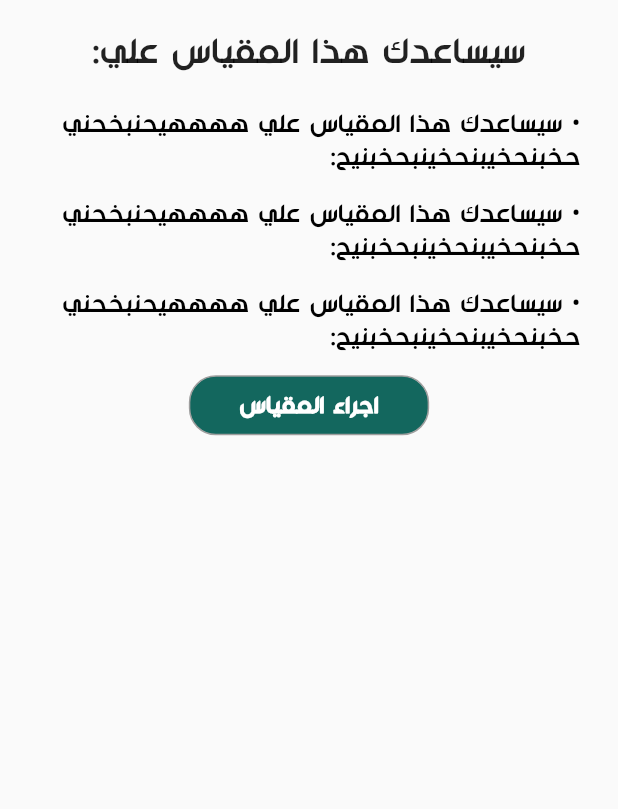
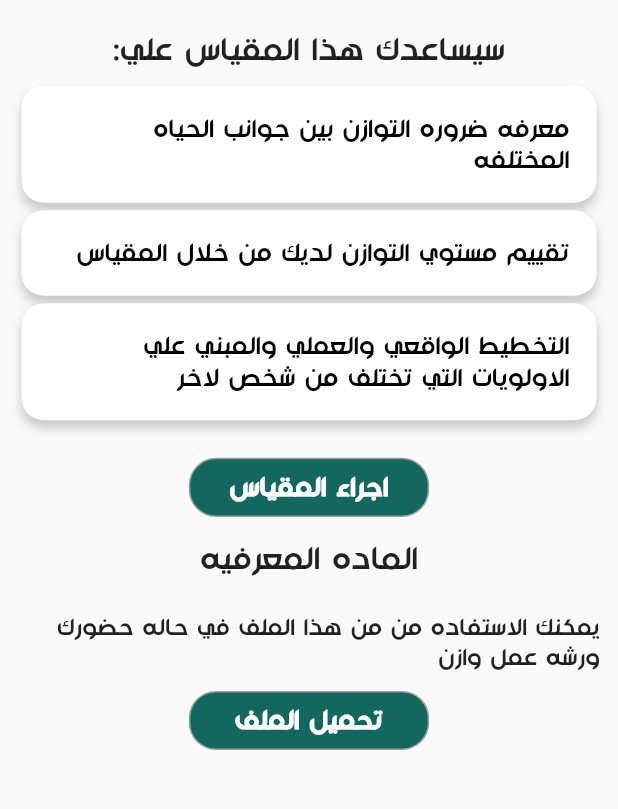
Before and after one commit to AhmedMostafa7474/Mutqen, a Flutter app: the homecard_page screen opened directly with sample values from the repository, on a phone screen of 412 x 824 dp, the part 242-1051 px from its top. Run offline on Flutter 3.47's test engine with Material 2 defaults, Android fonts, the phone set to English and light mode, and no system bars; our stand-ins replace animated_splash_screen, easy_localization, flutter_phoenix, flutter_screenutil, flutter_svg, font_awesome_flutter and 8 more; accounts and stored records are empty.

```diff
--- a/lib/data/model/result.dart
+++ b/lib/data/model/result.dart
@@ -1,6 +1,7 @@
 import 'dart:ui';
 
 import 'package:flutter/cupertino.dart';
+import 'package:mutqen/resources/assets_manager.dart';
 
 class result
 {
@@ -9,6 +10,7 @@ class result
   String subtitle = "يرغب أصحاب هذه الشخصية بفهم واستكشاف الأشياء المحيطة بهم ، ويدفعهم حب العمل والتعلم.";
   double res;
   Color color;
+  String image = "";
   List<resultdesc> resultdescription;
   result(this.title, this.description,this.res,this.color,this.resultdescription);
 }
--- a/lib/presentation/exam/exam2_screen.dart
+++ b/lib/presentation/exam/exam2_screen.dart
@@ -95,6 +95,7 @@ class _exam_page2State extends State<exam_page2> {
                                     itemBuilder: (BuildContext context, int index) {
                                       return InkWell(
                                         onTap: () {
+                                          Navigator.popUntil(context, (route) => route.isFirst);
                                           if(widget.examm.title == exams[1].title)
                                             PersistentNavBarNavigator.pushNewScreen(context, screen: result_page2());
                                           else
--- a/lib/presentation/exam/exam_screen.dart
+++ b/lib/presentation/exam/exam_screen.dart
@@ -124,8 +124,10 @@ class _exam_pageState extends State<exam_page> {
                                   itemBuilder: (BuildContext context, int index) {
                                     return InkWell(
                                       onTap: () {
-                                        if(widget.examm.title == exams[3].title)
+                                        if(widget.examm.title == exams[3].title) {
+                                          Navigator.popUntil(context, (route) => route.isFirst);
                                           PersistentNavBarNavigator.pushNewScreen(context, screen: preresult_page());
+                                        }
                                       //  PersistentNavBarNavigator.pushNewScreen(context, screen: result_page());
                                         setState(() {
                                           rate[index2 + (index1 *2)] = index+1;
--- a/lib/presentation/home/homecard_screen.dart
+++ b/lib/presentation/home/homecard_screen.dart
@@ -48,7 +48,7 @@ class _homecard_pageState extends State<homecard_page> {
             ),
             SizedBox(height: 20,),
             Text("سيساعدك هذا المقياس علي:",style: TextStyle(
-              fontSize: 21.sp,
+              fontSize: 19.sp,
               fontWeight: FontWeight.w500
             )),
             SizedBox(height: 10,),
@@ -59,12 +59,21 @@ class _homecard_pageState extends State<homecard_page> {
               separatorBuilder: (BuildContext context, int index) { return SizedBox(height:5.0); },
               itemBuilder: (BuildContext context, int index) {
                 return UnconstrainedBox(
-                  alignment: Alignment.centerRight,
+                  alignment: Alignment.center,
                   child: Container(
+                   // height:75,
+                    decoration: BoxDecoration(
+                      color: Colors.white,
+                        boxShadow: [BoxShadow(
+                          color: Colors.black.withOpacity(0.2),
+                          blurRadius: 5,
+                          offset: const Offset(0, 5),
+                        )
+                        ],
+                        borderRadius: BorderRadius.circular(15)),
                     width: 335.w,
-                    padding: EdgeInsets.only(right:25,top: 12),
-                      child:
-                      Text("• "+"سيساعدك هذا المقياس علي ههههيحنبخحني حخبنحخيبنحخينبحخبنيح:",style: TextStyle(
+                    padding: EdgeInsets.all(18),
+                      child: Text(list[index],style: TextStyle(
                         fontSize: 15.sp,
                         color: Colors.black
                         ,fontWeight: FontWeight.normal
@@ -72,7 +81,7 @@ class _homecard_pageState extends State<homecard_page> {
                 );
               },)
             ,
-            SizedBox(height: 15,)
+            SizedBox(height: 25,)
             ,
             defaultButton(width: 140.w, function: (){
               if(widget.examm.title == exams[1].title || widget.examm.title == exams[2].title)
@@ -80,10 +89,30 @@ class _homecard_pageState extends State<homecard_page> {
               else
                   PersistentNavBarNavigator.pushNewScreen(context, screen: exam_page(widget.examm));
 
-            }, text: "اجراء المقياس", txtColor: Colors.white, height: 40, fontSize: 16)
+            }, text: "اجراء المقياس", txtColor: Colors.white, height: 33.h, fontSize: 16.sp),
+            SizedBox(height: 15,),
+            Text("الماده المعرفيه",style: TextStyle(
+                fontSize: 19.sp,
+                fontWeight: FontWeight.w500
+            )),
+            SizedBox(height: 10,),
+            Padding(
+              padding: const EdgeInsets.all(12.0),
+              child: Text("يمكنك الاستفاده من من هذا الملف في حاله حضورك ورشه عمل وازن ",
+              style: TextStyle(
+                fontSize: 16
+              ),),
+            ),
+            defaultButton(
+                width: 140.w,
+                function: (){},
+                text: "تحميل الملف", txtColor: Colors.white,
+                height: 33.h, fontSize: 16.sp)
           ],
         ),
       ),
     );
   }
+  List<String>list=["معرفه ضروره التوازن بين جوانب الحياه المختلفه","تقييم مستوي التوازن لديك من خلال المقياس",
+    "التخطيط الواقعي والعملي والمبني علي الاولويات التي تختلف من شخص لاخر"];
 }
--- a/lib/presentation/result/Fare2/resultdetails_screen.dart
+++ b/lib/presentation/result/Fare2/resultdetails_screen.dart
@@ -33,12 +33,13 @@ class _resultdetails_pageState extends State<resultdetails_page> {
             (
             children: [
               SizedBox(height: 30.h,),
-              SvgPicture.asset(
+              widget.resultt.image.isEmpty? SvgPicture.asset(
                 ImageAssets.personimage,
                 color: widget.resultt.color,
                 height: 70.h,
                 width: 70.w,
-              ),
+              ) : Image.asset(widget.resultt.image)
+              ,
               Center(
                 child: Text(widget.resultt.title,style: TextStyle(
                   fontSize: 18.sp
--- a/lib/presentation/result/Multiple/result_screen3.dart
+++ b/lib/presentation/result/Multiple/result_screen3.dart
@@ -55,10 +55,12 @@ class _result_page3State extends State<result_page3> {
                   itemBuilder: (BuildContext context, int index) {
                     return  InkWell(
                         onTap: (){
+                          widget.results[index].image = ImageAssets.resultimage;
                           PersistentNavBarNavigator.pushNewScreen(context, screen: resultdetails_page(widget.results[index]));
                         },
                         child:
                         ListTile(
+                          leading: Image.asset(ImageAssets.resultimage),
                           title:Text(widget.results[index].title,style: TextStyle(
                               color: widget.results[index].color
                           ),),
--- a/lib/resources/assets_manager.dart
+++ b/lib/resources/assets_manager.dart
@@ -5,6 +5,7 @@ class ImageAssets {
   static  String profileimage = "$IMAGE_PATH/profile2.jpeg";
   static  String personimage = "$IMAGE_PATH/Person_icon.svg";
   static  String quesionimage = "$IMAGE_PATH/Icon-Question.svg";
+  static  String resultimage = "$IMAGE_PATH/mutqen_result.png";
 
 
 }
--- a/pubspec.yaml
+++ b/pubspec.yaml
@@ -46,7 +46,7 @@ dependencies:
   shimmer: ^2.0.0
   flutter_svg:
   pie_chart: ^5.3.2
-
+  table_calendar:
 dev_dependencies:
   flutter_test:
     sdk: flutter
```
Also changed, not shown: lib/presentation/advisors/advisordetails_screen.dart (+6 -1 lines), lib/presentation/advisors/advisortable.dart (added, +96 -0 lines), assets/images/mutqen_result.png (added), pubspec.lock.
